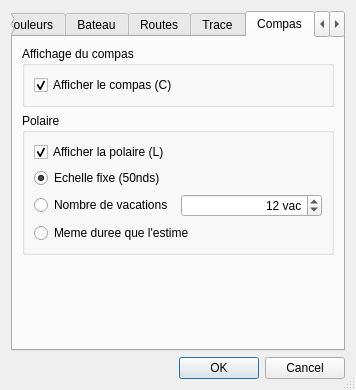
Before: the Qt Designer form src/Ui/paramVLM.ui in nohal/qtVlm, drawn with Qt 5.
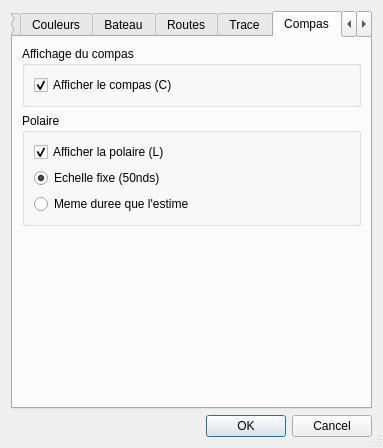
After: the same form once the commit is applied. The open tabs and pages were chosen to show the change. Icons and pictures are not drawn.

Commit message: Fix a crash in polar if not boat is selected Remove estime option "fix nb of vacs" Code cleaning (remove unused variable) Save/restore size in most of dialogs

```diff
--- a/src/Ui/paramVLM.ui
+++ b/src/Ui/paramVLM.ui
@@ -6,8 +6,8 @@
    <rect>
     <x>0</x>
     <y>0</y>
-    <width>343</width>
-    <height>383</height>
+    <width>383</width>
+    <height>448</height>
    </rect>
   </property>
   <property name="sizePolicy">
@@ -857,33 +857,7 @@
             </property>
            </widget>
           </item>
-          <item row="2" column="0">
-           <widget class="QRadioButton" name="chk_scalePolarR">
-            <property name="text">
-             <string>Nombre de vacations</string>
-            </property>
-           </widget>
-          </item>
-          <item row="2" column="1">
-           <widget class="QSpinBox" name="polVac">
-            <property name="alignment">
-             <set>Qt::AlignRight|Qt::AlignTrailing|Qt::AlignVCenter</set>
-            </property>
-            <property name="suffix">
-             <string> vac</string>
-            </property>
-            <property name="minimum">
-             <number>1</number>
-            </property>
-            <property name="maximum">
-             <number>9999</number>
-            </property>
-            <property name="value">
-             <number>12</number>
-            </property>
-           </widget>
-          </item>
-          <item row="3" column="0" colspan="2">
+          <item row="2" column="0" colspan="2">
            <widget class="QRadioButton" name="chk_scaleEstime">
             <property name="text">
              <string>Meme duree que l'estime</string>
```
Left out of the diff: 6 changed lines with no effect on the pictures. The commit also changes 40 other files.
